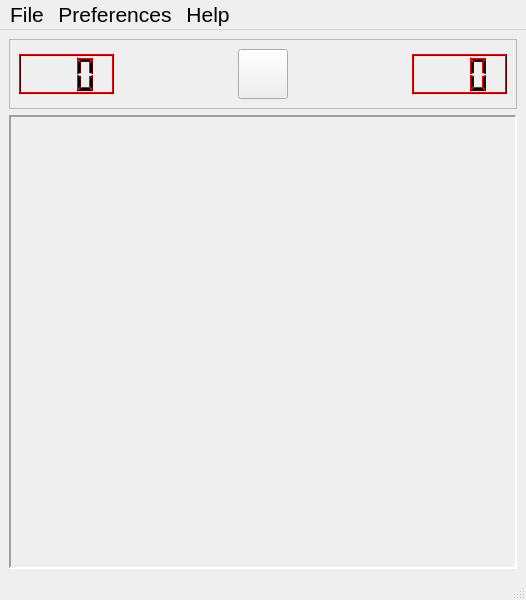
Above: forms/mainwindow.ui from Pinguinsan/QMineSweeper before the change. Below: the same form after it.
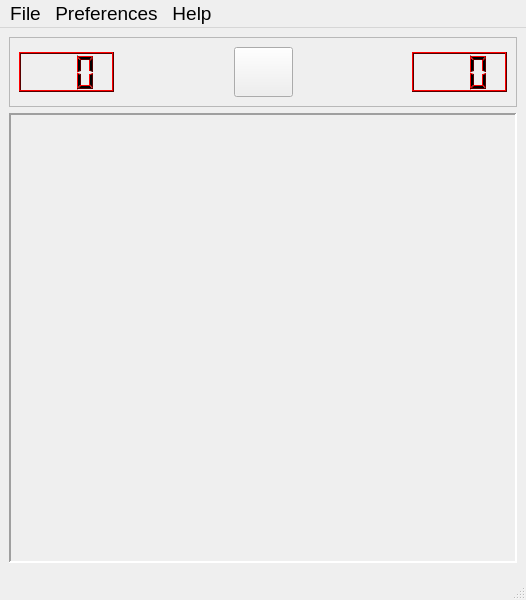
That is the form after the change.

The edit to the form file:
```diff
--- a/forms/mainwindow.ui
+++ b/forms/mainwindow.ui
@@ -10,6 +10,11 @@
     <height>600</height>
    </rect>
   </property>
+  <property name="font">
+   <font>
+    <pointsize>14</pointsize>
+   </font>
+  </property>
   <property name="windowTitle">
    <string>MainWindow</string>
   </property>
@@ -1017,12 +1022,12 @@
      <x>0</x>
      <y>0</y>
      <width>526</width>
-     <height>30</height>
+     <height>28</height>
     </rect>
    </property>
    <property name="font">
     <font>
-     <pointsize>16</pointsize>
+     <pointsize>14</pointsize>
     </font>
    </property>
    <widget class="QMenu" name="menuFile">
```
